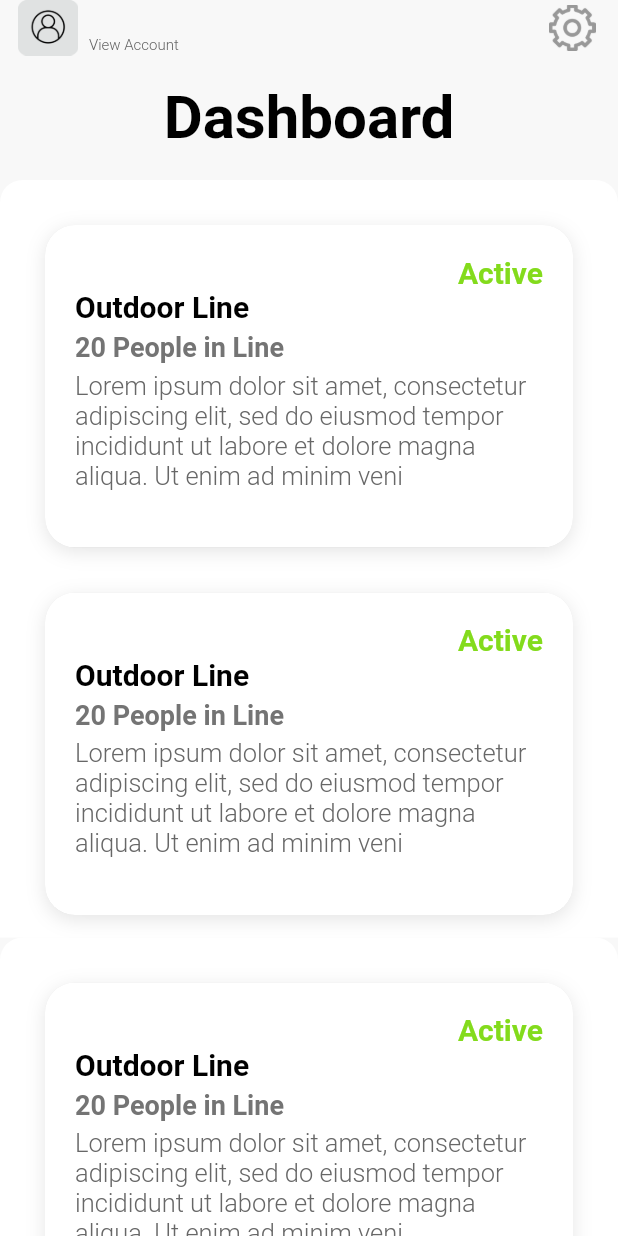
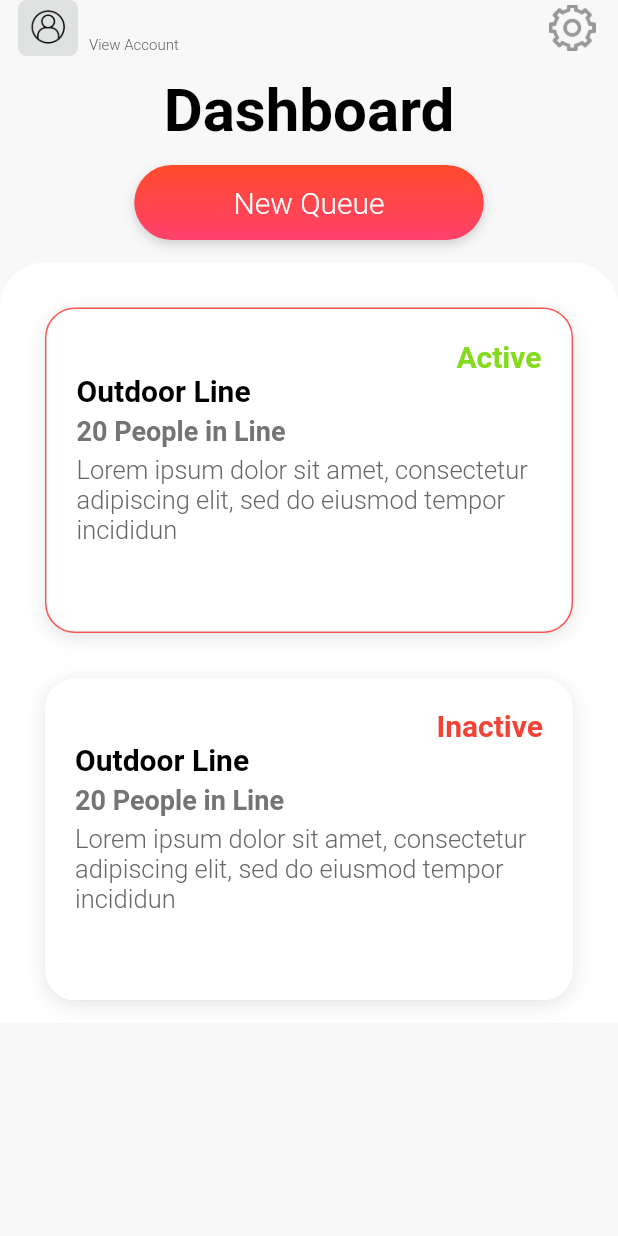
Before and after one commit to krishan99/Flutter-Front-End, a Flutter app: the screen it shows once a user with an empty profile is signed in, on a phone screen of 412 x 824 dp. Run offline on Flutter 3.47's test engine with Material 2 defaults, Android fonts, the phone set to English and light mode, and no system bars; our stand-ins replace auto_size_text, firebase_auth, google_sign_in; accounts and stored records are empty; network calls fail; Roboto replaces fonts that are missing (SanFrancisco).

Commit message:
different states to slideablelistcell

```diff
--- a/business_app/lib/style_elements.dart
+++ b/business_app/lib/style_elements.dart
@@ -235,9 +235,13 @@ class _StyleTextFieldState extends State<StyleTextField> {
 
 class SlidableListCell extends StatelessWidget {
   static const double borderRadius = 20;
-  final bool selected;
+  final bool isSelected;
+  final bool isActive;
+  final String title;
+  final String subheading;
+  final String body;
 
-  const SlidableListCell({Key key, this.selected = false}) : super(key: key);
+  const SlidableListCell({Key key, this.isActive = true, @required this.title, this.subheading, this.body, this.isSelected = false}) : super(key: key);
 
   @override
   Widget build(BuildContext context) {
@@ -246,7 +250,7 @@ class SlidableListCell extends StatelessWidget {
         child: Container(
           decoration: BoxDecoration(
             color: Colors.transparent,
-            border: (selected)
+            border: (isSelected)
                 ? Border.all(
                     width: 1, color: MyStyles.of(context).colors.accent)
                 : null,
@@ -304,21 +308,21 @@ class SlidableListCell extends StatelessWidget {
                         mainAxisAlignment: MainAxisAlignment.start,
                         children: <Widget>[
                           Text(
-                            "Active",
+                            (isActive) ? "Active" : "Inactive",
                             textAlign: TextAlign.end,
-                            style: MyStyles.of(context).textThemes.active,
+                            style: (isActive) ? MyStyles.of(context).textThemes.active : MyStyles.of(context).textThemes.disabled,
                           ),
-                          Text("Outdoor Line",
+                          Text(title,
                               textAlign: TextAlign.left,
                               style: MyStyles.of(context).textThemes.bodyText1),
                           SizedBox(height: 5),
                           Text(
-                            "20 People in Line",
+                            subheading,
                             style: MyStyles.of(context).textThemes.bodyText2,
                           ),
                           SizedBox(height: 5),
                           Text(
-                            "Lorem ipsum dolor sit amet, consectetur adipiscing elit, sed do eiusmod tempor incididunt ut labore et dolore magna aliqua. Ut enim ad minim veni",
+                            body,
                             style: MyStyles.of(context).textThemes.bodyText3,
                           )
                         ]),
--- a/business_app/lib/views/dashboard_page.dart
+++ b/business_app/lib/views/dashboard_page.dart
@@ -3,6 +3,8 @@ import 'package:business_app/style_elements.dart';
 import 'package:business_app/themes.dart';
 import 'package:flutter/material.dart';
 import 'package:provider/provider.dart';
+
+//TODO: Have "SilvePersistentHeader" resize to allow smaller button while scrolling down
 
 class DashboardPage extends StatefulWidget {
   final String name;
@@ -26,16 +28,20 @@ class _DashboardPageState extends State<DashboardPage> {
               delegate: _SliverAppBarDelegate(
                 name: widget.name,
                 minExtent: 50.0,
-                maxExtent: 120,
+                maxExtent: 175,
               ),
             ),
             SliverList(delegate: SliverChildBuilderDelegate((context, index) {
+              if (index != 0) {
+                return null;
+              }
+
               return Container(
                 decoration: BoxDecoration(
                   color: MyStyles.of(context).colors.background1,
                   borderRadius: BorderRadius.only(
-                      topLeft: Radius.circular(15),
-                      topRight: Radius.circular(15)),
+                      topLeft: Radius.circular(30),
+                      topRight: Radius.circular(30)),
                 ),
                 child: Column(
                     children: <Widget>[
@@ -46,7 +52,14 @@ class _DashboardPageState extends State<DashboardPage> {
                         List.generate(2, (index) {
                           return Container(
                               padding: EdgeInsets.fromLTRB(30, 15, 30, 15),
-                              child: SlidableListCell());
+                              child: SlidableListCell(
+                                isSelected: index == 0,
+                                isActive: index % 2 == 0,
+                                title: "Outdoor Line",
+                                subheading: "20 People in Line",
+                                body: "Lorem ipsum dolor sit amet, consectetur adipiscing elit, sed do eiusmod tempor incididun",
+                              )
+                            );
                         })),
               );
             }))
@@ -85,6 +98,8 @@ class _SliverAppBarDelegate extends SliverPersistentHeaderDelegate {
             ),
           ),
         ),
+        AccentedActionButton(text: "New Queue",),
+        SizedBox(height: 15,)
       ]),
     );
   }
```
